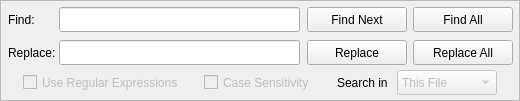
Old version of the form src/searchwidget.ui in the repository GAMS-dev/studio.
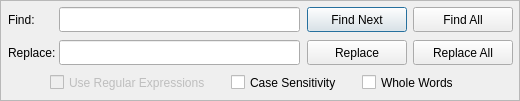
New version of the form.

```diff
--- a/src/searchwidget.ui
+++ b/src/searchwidget.ui
@@ -31,6 +31,9 @@
    <property name="text">
     <string>Find Next</string>
    </property>
+   <property name="default">
+    <bool>true</bool>
+   </property>
   </widget>
   <widget class="QPushButton" name="btn_ReplaceAll">
    <property name="geometry">
@@ -135,7 +138,7 @@
    </property>
    <property name="geometry">
     <rect>
-     <x>23</x>
+     <x>50</x>
      <y>70</y>
      <width>181</width>
      <height>25</height>
@@ -148,41 +151,13 @@
     <bool>true</bool>
    </property>
   </widget>
-  <widget class="QComboBox" name="combo_locationFilter">
-   <property name="enabled">
-    <bool>false</bool>
-   </property>
-   <property name="geometry">
-    <rect>
-     <x>397</x>
-     <y>70</y>
-     <width>100</width>
-     <height>25</height>
-    </rect>
-   </property>
-   <item>
-    <property name="text">
-     <string>This File</string>
-    </property>
-   </item>
-   <item>
-    <property name="text">
-     <string>Open .gms Files</string>
-    </property>
-   </item>
-   <item>
-    <property name="text">
-     <string>All Files</string>
-    </property>
-   </item>
-  </widget>
   <widget class="QCheckBox" name="cb_caseSens">
    <property name="enabled">
-    <bool>false</bool>
+    <bool>true</bool>
    </property>
    <property name="geometry">
     <rect>
-     <x>204</x>
+     <x>231</x>
      <y>70</y>
      <width>131</width>
      <height>25</height>
@@ -195,17 +170,23 @@
     <bool>true</bool>
    </property>
   </widget>
-  <widget class="QLabel" name="label_3">
+  <widget class="QCheckBox" name="cb_wholeWords">
+   <property name="enabled">
+    <bool>true</bool>
+   </property>
    <property name="geometry">
     <rect>
-     <x>337</x>
+     <x>362</x>
      <y>70</y>
-     <width>56</width>
+     <width>111</width>
      <height>25</height>
     </rect>
    </property>
    <property name="text">
-    <string>Search in</string>
+    <string>Whole Words</string>
+   </property>
+   <property name="checkable">
+    <bool>true</bool>
    </property>
   </widget>
  </widget>
```
Left out of the diff: 6 changed lines with no effect on the pictures.
